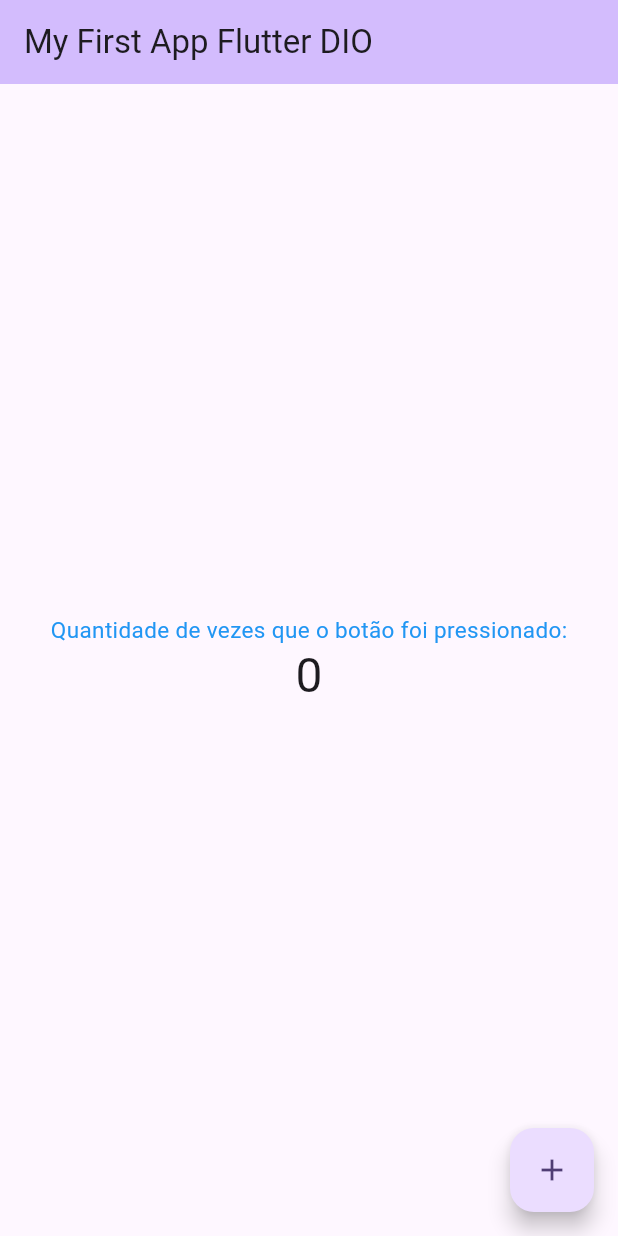
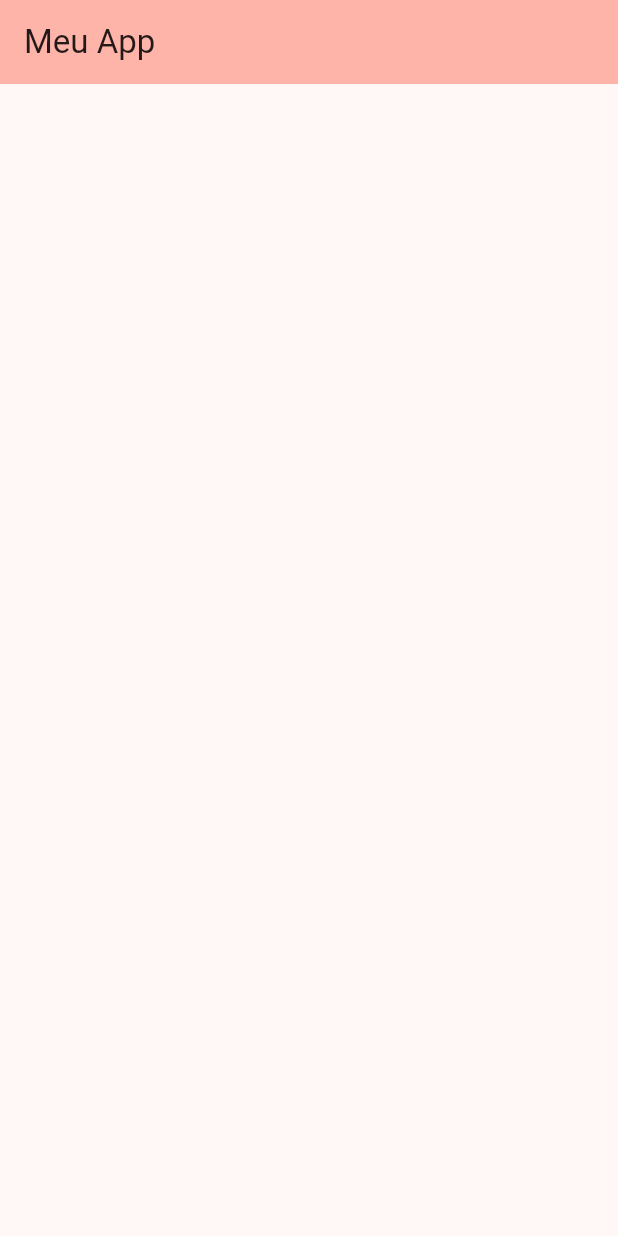
Before and after one commit to higinomatheus/dioproject, a Flutter app: the screen it shows after launch, on a phone screen of 412 x 824 dp. Run offline on Flutter 3.47's test engine with Material 3 defaults, Android fonts, the phone set to English and light mode, and no system bars.

Commit message:
recriando o projeto do zero

```diff
--- a/lib/main.dart
+++ b/lib/main.dart
@@ -1,126 +1,40 @@
 import 'package:flutter/material.dart';
 
-void main() {
+void main(){
   runApp(const MyApp());
 }
 
 class MyApp extends StatelessWidget {
   const MyApp({super.key});
 
-  // This widget is the root of your application.
   @override
   Widget build(BuildContext context) {
     return MaterialApp(
-      title: 'Flutter Demo',
+      debugShowCheckedModeBanner: false,
       theme: ThemeData(
-        // This is the theme of your application.
-        //
-        // TRY THIS: Try running your application with "flutter run". You'll see
-        // the application has a purple toolbar. Then, without quitting the app,
-        // try changing the seedColor in the colorScheme below to Colors.green
-        // and then invoke "hot reload" (save your changes or press the "hot
-        // reload" button in a Flutter-supported IDE, or press "r" if you used
-        // the command line to start the app).
-        //
-        // Notice that the counter didn't reset back to zero; the application
-        // state is not lost during the reload. To reset the state, use hot
-        // restart instead.
-        //
-        // This works for code too, not just values: Most code changes can be
-        // tested with just a hot reload.
-        colorScheme: ColorScheme.fromSeed(seedColor: Colors.deepPurple),
-        useMaterial3: true,
+        colorScheme: ColorScheme.fromSeed(seedColor: Colors.red),
+        useMaterial3: true
       ),
-      home: const MyHomePage(title: 'My First App Flutter DIO'),
+      home: const HomePage()
     );
   }
 }
 
-class MyHomePage extends StatefulWidget {
-  const MyHomePage({super.key, required this.title});
-
-  // This widget is the home page of your application. It is stateful, meaning
-  // that it has a State object (defined below) that contains fields that affect
-  // how it looks.
-
-  // This class is the configuration for the state. It holds the values (in this
-  // case the title) provided by the parent (in this case the App widget) and
-  // used by the build method of the State. Fields in a Widget subclass are
-  // always marked "final".
-
-  final String title;
+class HomePage extends StatefulWidget {
+  const HomePage({super.key});
 
   @override
-  State<MyHomePage> createState() => _MyHomePageState();
+  State<HomePage> createState() => _HomePageState();
 }
 
-class _MyHomePageState extends State<MyHomePage> {
-  int _counter = 0;
-
-  void _incrementCounter() {
-    setState(() {
-      // This call to setState tells the Flutter framework that something has
-      // changed in this State, which causes it to rerun the build method below
-      // so that the display can reflect the updated values. If we changed
-      // _counter without calling setState(), then the build method would not be
-      // called again, and so nothing would appear to happen.
-      _counter++;
-    });
-  }
-
+class _HomePageState extends State<HomePage> {
   @override
   Widget build(BuildContext context) {
-    // This method is rerun every time setState is called, for instance as done
-    // by the _incrementCounter method above.
-    //
-    // The Flutter framework has been optimized to make rerunning build methods
-    // fast, so that you can just rebuild anything that needs updating rather
-    // than having to individually change instances of widgets.
     return Scaffold(
       appBar: AppBar(
-        // TRY THIS: Try changing the color here to a specific color (to
-        // Colors.amber, perhaps?) and trigger a hot reload to see the AppBar
-        // change color while the other colors stay the same.
+        title: const Text("Meu App"),
         backgroundColor: Theme.of(context).colorScheme.inversePrimary,
-        // Here we take the value from the MyHomePage object that was created by
-        // the App.build method, and use it to set our appbar title.
-        title: Text(widget.title),
       ),
-      body: Center(
-        // Center is a layout widget. It takes a single child and positions it
-        // in the middle of the parent.
-        child: Column(
-          // Column is also a layout widget. It takes a list of children and
-          // arranges them vertically. By default, it sizes itself to fit its
-          // children horizontally, and tries to be as tall as its parent.
-          //
-          // Column has various properties to control how it sizes itself and
-          // how it positions its children. Here we use mainAxisAlignment to
-          // center the children vertically; the main axis here is the vertical
-          // axis because Columns are vertical (the cross axis would be
-          // horizontal).
-          //
-          // TRY THIS: Invoke "debug painting" (choose the "Toggle Debug Paint"
-          // action in the IDE, or press "p" in the console), to see the
-          // wireframe for each widget.
-          mainAxisAlignment: MainAxisAlignment.center,
-          children: <Widget>[
-            const Text(
-              'Quantidade de vezes que o botão foi pressionado:',
-              style: TextStyle(color: Colors.blue, fontSize: 15),
-            ),
-            Text(
-              '$_counter',
-              style: Theme.of(context).textTheme.headlineLarge,
-            ),
-          ],
-        ),
-      ),
-      floatingActionButton: FloatingActionButton(
-        onPressed: _incrementCounter,
-        tooltip: 'Increment',
-        child: const Icon(Icons.add),
-      ), // This trailing comma makes auto-formatting nicer for build methods.
     );
   }
 }
```
